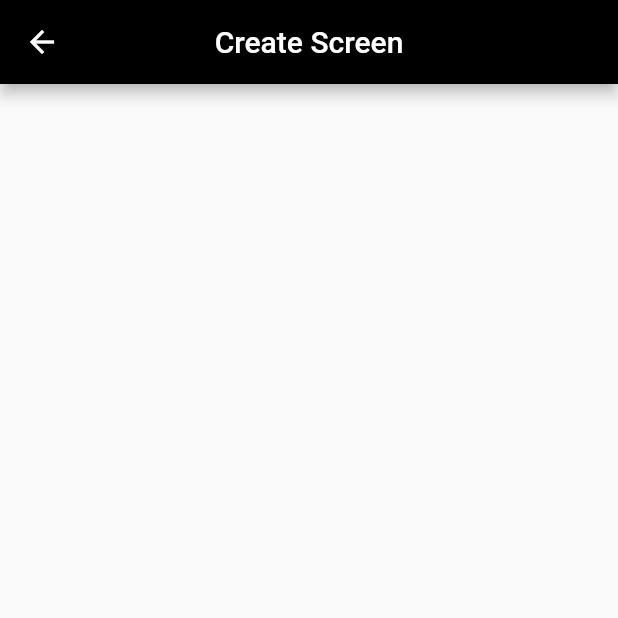
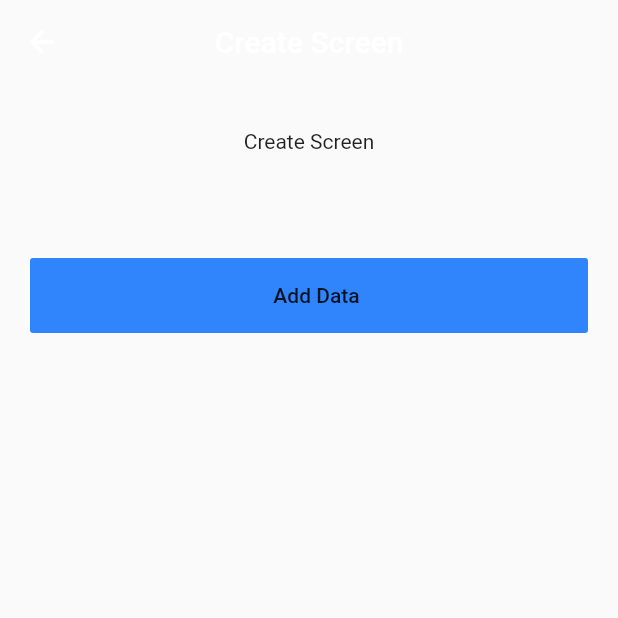
Before and after one commit to samuel-howell/SIM, a Flutter app: the CreateScreen screen opened directly, on a phone screen of 412 x 824 dp, the top half of it. Run offline on Flutter 3.47's test engine with Material 2 defaults, Android fonts, the light colour scheme and no system bars; our stand-ins replace cloud_firestore, firebase_auth, firebase_core, fluttertoast; accounts and stored records are empty.

Commit message:
testing adding data to firestore

```diff
--- a/lib/src/screens/create-screen.dart
+++ b/lib/src/screens/create-screen.dart
@@ -1,9 +1,32 @@
+import 'package:cloud_firestore/cloud_firestore.dart';
 import 'package:flutter/material.dart';
 import 'package:howell_capstone/src/res/custom-colors.dart';
 
 
 
-class CreateScreen extends StatelessWidget {
+class CreateScreen extends StatefulWidget {
+@override
+_CreateScreenState createState() => _CreateScreenState();
+}
+
+class _CreateScreenState extends State<CreateScreen>{
+
+Map data = {};
+
+
+addData(){
+  //TODO:  Add textControllers here to record String data to vars that can then be passed to JSON map below
+
+  String name = "Iphone Pro";
+
+  Map<String,dynamic> demoData = { // this is a JSON file that is inserted into the DB
+    "name": name,
+    "description" : "256GB-RED"
+    };
+
+  CollectionReference collectionReference = FirebaseFirestore.instance.collection('data');  //collectionReference var now referes to the "data" collection in Firestore
+  collectionReference.add(demoData);
+}
 
    @override
   Widget build(BuildContext context) {
@@ -11,9 +34,38 @@ class CreateScreen extends StatelessWidget {
       appBar: AppBar(
         title: Text('Create Screen'),
         centerTitle: true,
-        backgroundColor: Colors.black
+        backgroundColor: Colors.transparent,
+        elevation:0,
+      ),
+
+      body: Container(
+        margin: EdgeInsets.symmetric(horizontal:20),
+        child: Column(
+          children: [
+            SizedBox(height:30,),
+            Text('Create Screen', textAlign: TextAlign.center),
+
+            SizedBox(height:70,),
+            MaterialButton(
+              elevation: 0,
+              minWidth: double.maxFinite,
+              height: 50,
+              onPressed: addData, //! This will crash if you run a mobile emulator, but if you run chrome or a physical device it works fine
+              color: CustomColors.cblue,
+              child: Row(
+                mainAxisAlignment:MainAxisAlignment.center,
+                children: <Widget>[
+                  SizedBox(width: 10),
+                  Text('Add Data')
+                ]
+              )
+            )
+          ]
+
+        )
       )
     );
   }
 }
-//TODO: createa form on this page to take in info to put into the firestore database. modify what is in this video to work with the form https://www.youtube.com/watch?v=lyZQa7hqoVY
+
+//TODO: Good reference articles... https://medium.com/firebase-tips-tricks/how-to-use-cloud-firestore-in-flutter-9ea80593ca40 ... https://www.youtube.com/watch?v=lyZQa7hqoVY
```
